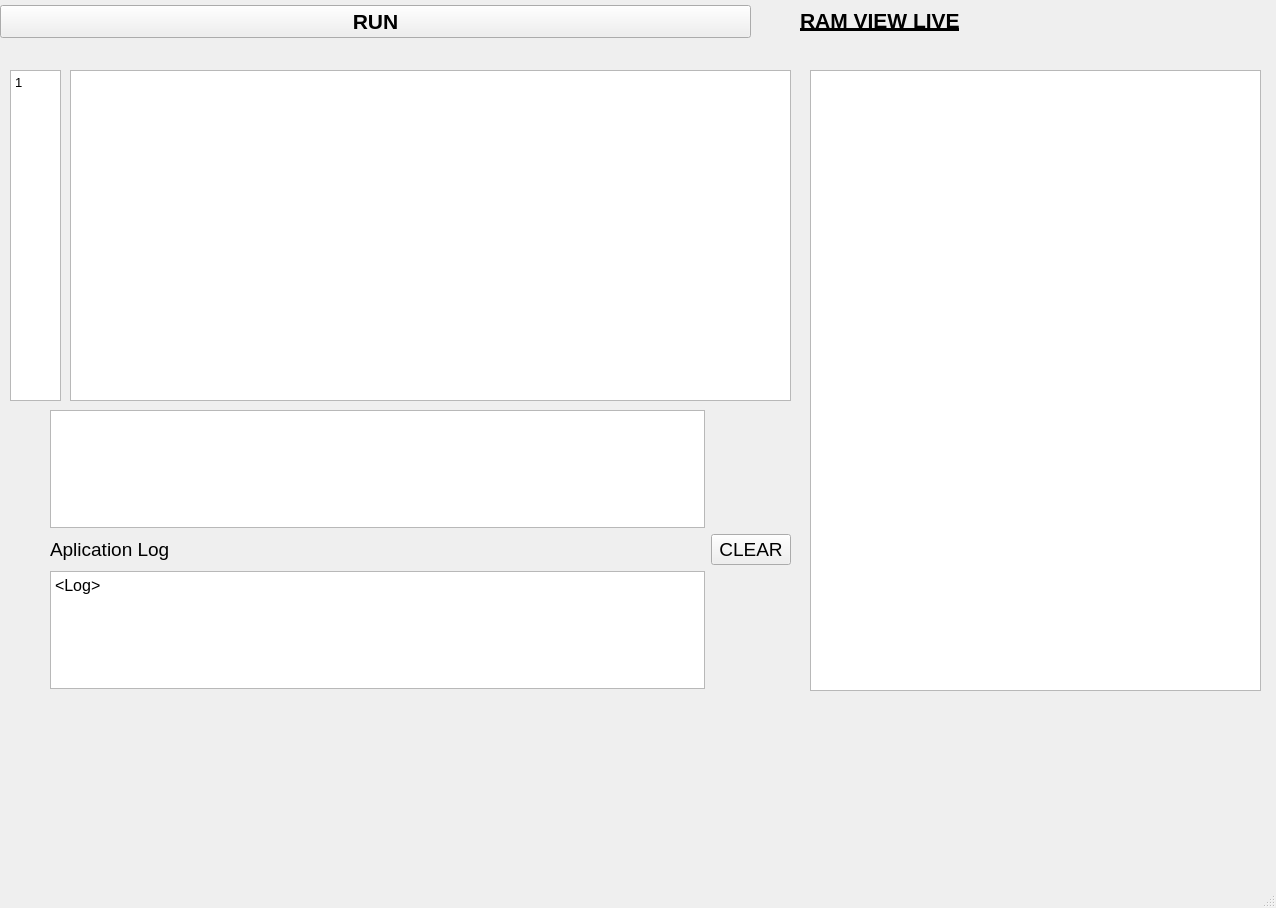
Above: Proyecto_1_Qt/mainwindow.ui from JanM10/Proyecto_1_Qt before the change. Below: the same form after it.
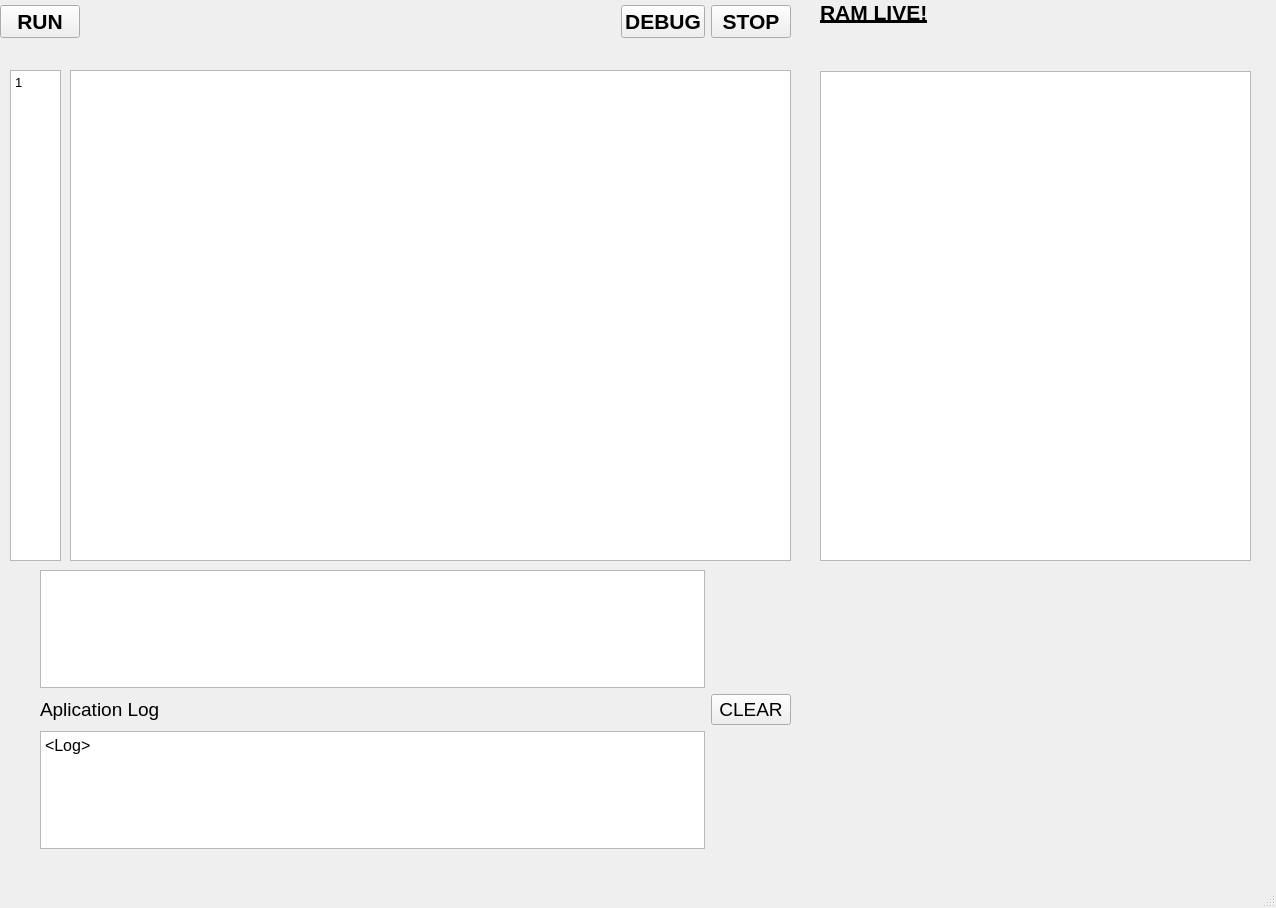
That is the form after the change.

```diff
--- a/Proyecto_1_Qt/mainwindow.ui
+++ b/Proyecto_1_Qt/mainwindow.ui
@@ -14,35 +14,13 @@
    <string>MainWindow</string>
   </property>
   <widget class="QWidget" name="centralwidget">
-   <widget class="QLabel" name="label">
-    <property name="geometry">
-     <rect>
-      <x>800</x>
-      <y>0</y>
-      <width>241</width>
-      <height>41</height>
-     </rect>
-    </property>
-    <property name="font">
-     <font>
-      <pointsize>16</pointsize>
-      <weight>75</weight>
-      <italic>false</italic>
-      <bold>true</bold>
-      <underline>true</underline>
-     </font>
-    </property>
-    <property name="text">
-     <string>RAM VIEW LIVE</string>
-    </property>
-   </widget>
    <widget class="QTextEdit" name="numeroLinea">
     <property name="geometry">
      <rect>
       <x>10</x>
       <y>70</y>
       <width>51</width>
-      <height>331</height>
+      <height>491</height>
      </rect>
     </property>
     <property name="font">
@@ -67,7 +45,7 @@
       <x>70</x>
       <y>70</y>
       <width>721</width>
-      <height>331</height>
+      <height>491</height>
      </rect>
     </property>
     <property name="font">
@@ -115,9 +93,6 @@
        <property name="orientation">
         <enum>Qt::Horizontal</enum>
        </property>
-       <property name="sizeType">
-        <enum>QSizePolicy::Minimum</enum>
-       </property>
        <property name="sizeHint" stdset="0">
         <size>
          <width>40</width>
@@ -126,14 +101,42 @@
        </property>
       </spacer>
      </item>
+     <item>
+      <widget class="QPushButton" name="debugButton">
+       <property name="font">
+        <font>
+         <pointsize>16</pointsize>
+         <weight>75</weight>
+         <bold>true</bold>
+        </font>
+       </property>
+       <property name="text">
+        <string>DEBUG</string>
+       </property>
+      </widget>
+     </item>
+     <item>
+      <widget class="QPushButton" name="stopButton">
+       <property name="font">
+        <font>
+         <pointsize>16</pointsize>
+         <weight>75</weight>
+         <bold>true</bold>
+        </font>
+       </property>
+       <property name="text">
+        <string>STOP</string>
+       </property>
+      </widget>
+     </item>
     </layout>
    </widget>
    <widget class="QWidget" name="layoutWidget">
     <property name="geometry">
      <rect>
-      <x>10</x>
-      <y>410</y>
-      <width>781</width>
+      <x>0</x>
+      <y>570</y>
+      <width>791</width>
       <height>279</height>
      </rect>
     </property>
@@ -211,20 +214,69 @@
      </item>
     </layout>
    </widget>
-   <widget class="QTextEdit" name="textEdit">
+   <widget class="QWidget" name="">
     <property name="geometry">
      <rect>
-      <x>810</x>
-      <y>70</y>
-      <width>451</width>
-      <height>621</height>
+      <x>820</x>
+      <y>0</y>
+      <width>431</width>
+      <height>561</height>
      </rect>
     </property>
-    <property name="font">
-     <font>
-      <pointsize>14</pointsize>
-     </font>
-    </property>
+    <layout class="QVBoxLayout" name="verticalLayout">
+     <item>
+      <layout class="QHBoxLayout" name="horizontalLayout">
+       <item>
+        <widget class="QLabel" name="labelRAM">
+         <property name="font">
+          <font>
+           <pointsize>16</pointsize>
+           <weight>75</weight>
+           <italic>false</italic>
+           <bold>true</bold>
+           <underline>true</underline>
+          </font>
+         </property>
+         <property name="text">
+          <string>RAM LIVE!</string>
+         </property>
+        </widget>
+       </item>
+       <item>
+        <spacer name="horizontalSpacer_3">
+         <property name="orientation">
+          <enum>Qt::Horizontal</enum>
+         </property>
+         <property name="sizeHint" stdset="0">
+          <size>
+           <width>40</width>
+           <height>20</height>
+          </size>
+         </property>
+        </spacer>
+       </item>
+      </layout>
+     </item>
+     <item>
+      <spacer name="verticalSpacer">
+       <property name="orientation">
+        <enum>Qt::Vertical</enum>
+       </property>
+       <property name="sizeType">
+        <enum>QSizePolicy::Minimum</enum>
+       </property>
+       <property name="sizeHint" stdset="0">
+        <size>
+         <width>20</width>
+         <height>40</height>
+        </size>
+       </property>
+      </spacer>
+     </item>
+     <item>
+      <widget class="QListWidget" name="listaRAM"/>
+     </item>
+    </layout>
    </widget>
   </widget>
   <widget class="QMenuBar" name="menubar">
```
